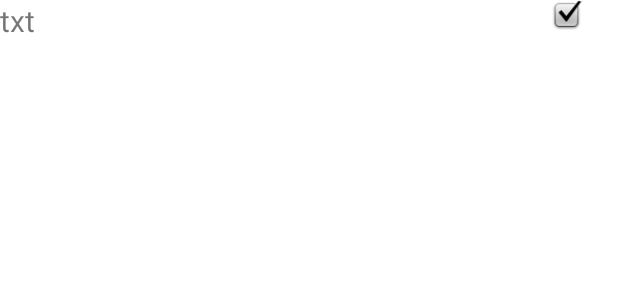
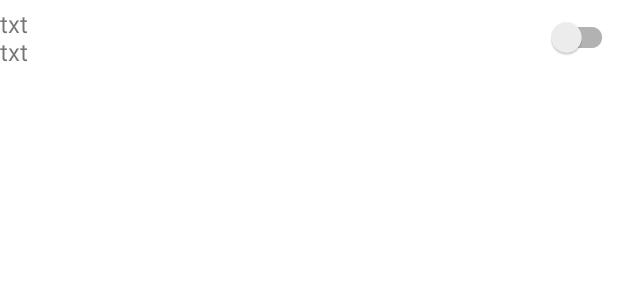
Before and after one commit to ClementBrisse/Spotifilm, an Android app: the layout reciclerview_row_track.xml on its own in the app's theme, with its tools: preview values and no code run, on a phone screen of 412 x 824 dp. Shown: the top 300 px of the screen. Run offline under Robolectric (Android 15) with nearby library versions, the phone set to English and light mode, and no system bars; network calls fail.

Commit message:
Add switch to show selected track in edit
no logic to unselect yet

```diff
--- a/app/src/main/java/com/isep/spotifilm/adapter/AlbumRecyclerViewAdapter.java
+++ b/app/src/main/java/com/isep/spotifilm/adapter/AlbumRecyclerViewAdapter.java
@@ -10,6 +10,7 @@ import android.widget.LinearLayout;
 import android.widget.TextView;
 import android.widget.Toast;
 
+import androidx.appcompat.widget.SwitchCompat;
 import androidx.recyclerview.widget.DividerItemDecoration;
 import androidx.recyclerview.widget.LinearLayoutManager;
 import androidx.recyclerview.widget.RecyclerView;
@@ -77,6 +78,7 @@ public class AlbumRecyclerViewAdapter extends RecyclerView.Adapter<AlbumRecycler
         TextView albumInfo;
         LinearLayout subItem;
         ImageView imageView;
+        SwitchCompat switchAlbumIsSelected;
 
         RecyclerView trackRecyclerView;
         TrackRecyclerViewAdapter adapter;
@@ -88,6 +90,8 @@ public class AlbumRecyclerViewAdapter extends RecyclerView.Adapter<AlbumRecycler
             trackRecyclerView = itemView.findViewById(R.id.rvTrack);
             subItem = itemView.findViewById(R.id.subItem);
             imageView = itemView.findViewById(R.id.imageView);
+            switchAlbumIsSelected = itemView.findViewById(R.id.switchAlbumIsSelected);
+            switchAlbumIsSelected.setChecked(true);
 
             itemView.setOnClickListener(this);
         }
--- a/app/src/main/java/com/isep/spotifilm/object/Song.java
+++ b/app/src/main/java/com/isep/spotifilm/object/Song.java
@@ -1,8 +1,8 @@
 package com.isep.spotifilm.object;
 
 public class Song {
-    private String id;
-    private String name;
+    private final String id;
+    private final String name;
     private boolean isSelected;
 
     public Song(String id, String name, boolean isSelected) {
--- a/app/src/main/res/layout/reciclerview_row_track.xml
+++ b/app/src/main/res/layout/reciclerview_row_track.xml
@@ -3,23 +3,23 @@
     xmlns:app="http://schemas.android.com/apk/res-auto"
     android:layout_width="match_parent"
     android:layout_height="wrap_content"
+    android:theme="@style/Theme.AppCompat.DayNight"
     android:orientation="horizontal">
 
     <TextView
         android:id="@+id/tvTrackName"
+        android:layout_gravity="center"
         android:layout_width="0dp"
-        android:layout_weight="5
-"
+        android:layout_weight="5"
         android:layout_height="wrap_content"
-        android:text="txt"
-        android:textSize="20sp" />
+        android:text="txt \ntxt"
+        android:textSize="16sp" />
 
-    <ImageView
-        android:id="@+id/imageView2"
-        android:layout_width="0dp"
-        android:layout_weight="1"
-        android:layout_height="20dp"
-        app:srcCompat="@android:drawable/checkbox_on_background" />
+    <androidx.appcompat.widget.SwitchCompat
+        android:id="@+id/switchTrackIsSelected"
+        android:layout_width="wrap_content"
+        android:layout_height="50dp"
+        android:layout_weight="1" />
 
 
 </LinearLayout>
```
Also changed, not shown: app/src/main/java/com/isep/spotifilm/adapter/TrackRecyclerViewAdapter.java (+8 -2 lines), app/src/main/java/com/isep/spotifilm/connectors/ReqService.java (+1 -8 lines), app/src/main/java/com/isep/spotifilm/object/Playlist.java (+6 -5 lines), app/src/main/res/layout/recyclerview_row_album.xml (+6 -6 lines).
